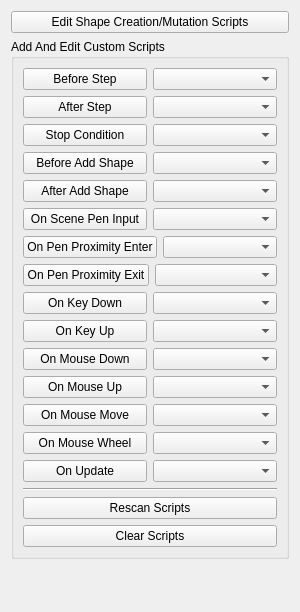
Before: the Qt Designer form geometrize/dialog/imagetaskscriptingwidget.ui in Tw1ddle/geometrize, drawn with Qt 5.
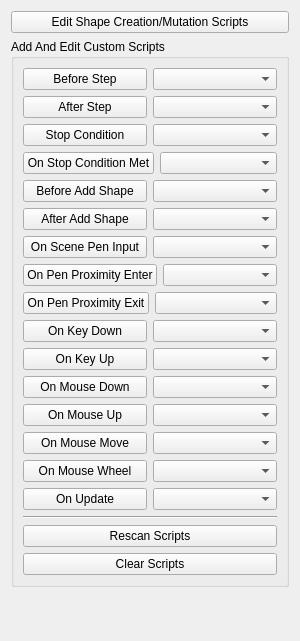
After: the same form once the commit is applied.

Commit message: Implement on-stop-condition-met callback

Patch:
```diff
--- a/geometrize/dialog/imagetaskscriptingwidget.ui
+++ b/geometrize/dialog/imagetaskscriptingwidget.ui
@@ -7,7 +7,7 @@
     <x>0</x>
     <y>0</y>
     <width>300</width>
-    <height>612</height>
+    <height>641</height>
    </rect>
   </property>
   <property name="windowTitle">
@@ -75,6 +75,20 @@
           </item>
          </layout>
         </item>
+        <item>
+         <layout class="QHBoxLayout" name="horizontalLayout_11">
+          <item>
+           <widget class="QPushButton" name="onStopConditionMetEvent">
+            <property name="text">
+             <string>On Stop Condition Met</string>
+            </property>
+           </widget>
+          </item>
+          <item>
+           <widget class="QComboBox" name="onStopConditionMetEventComboBox"/>
+          </item>
+         </layout>
+        </item>
         <item>
          <layout class="QHBoxLayout" name="horizontalLayout_4">
           <item>
```
The commit also changes 5 other files.
